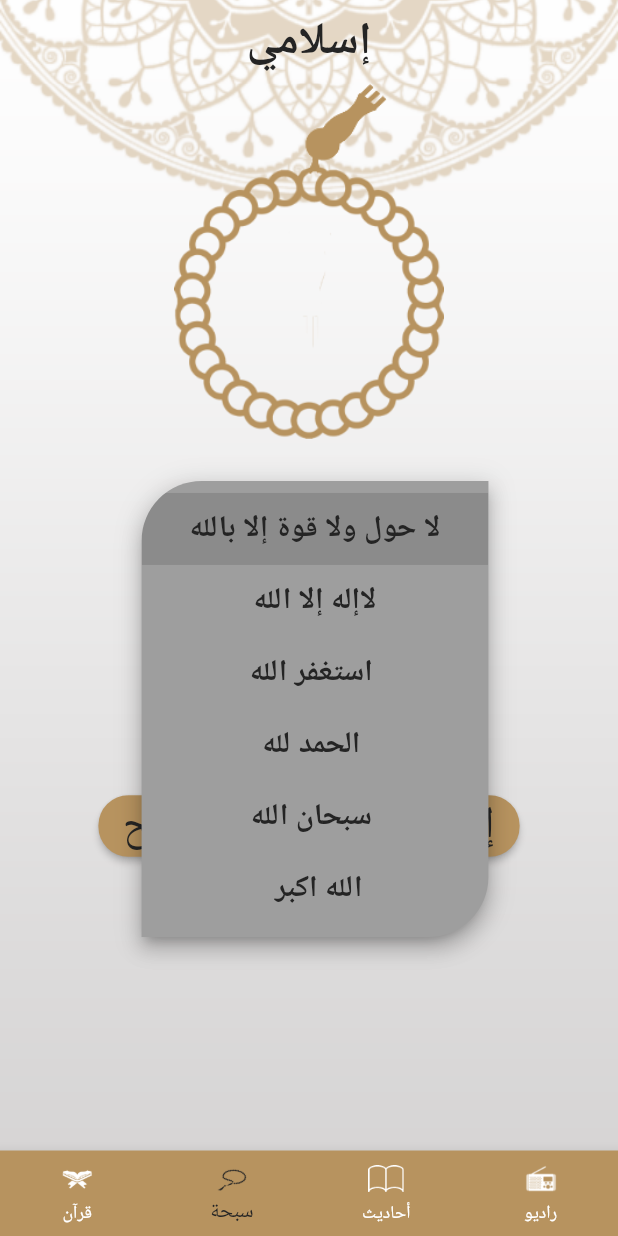
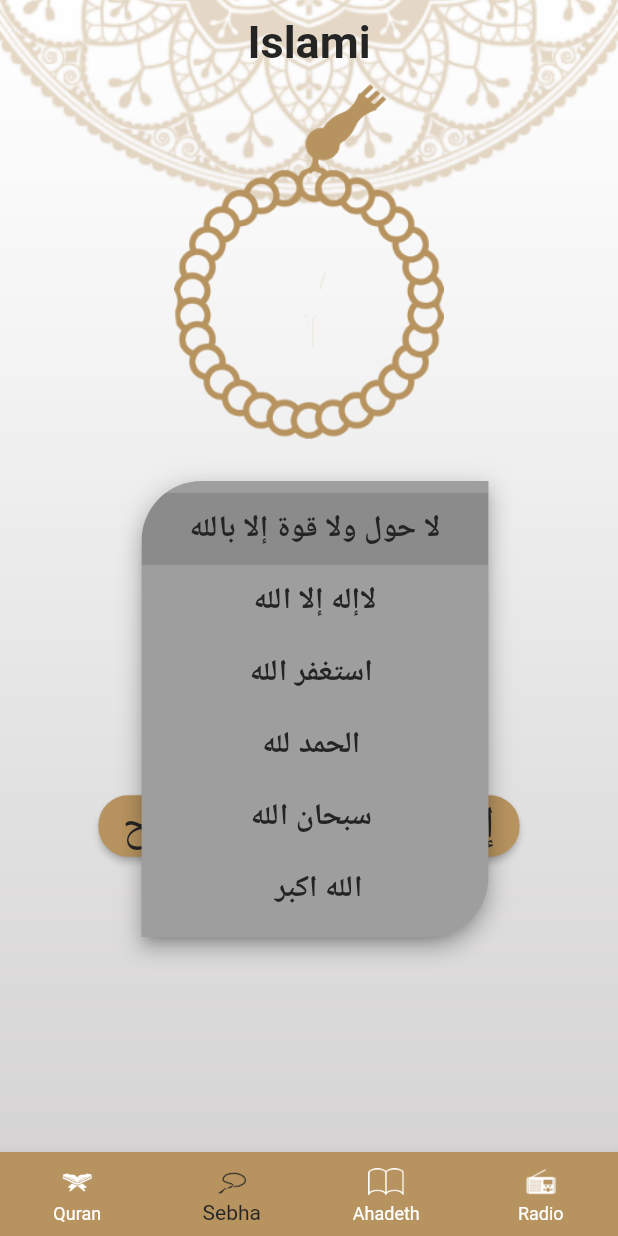
Before and after one commit to mohamedradwan96/IslamiApp, a Flutter app: the screen it shows after launch, item 2 of the bottom bar chosen, after a tap on "الاذكار", on a phone screen of 412 x 824 dp. Run offline on Flutter 3.47's test engine with Material 2 defaults, Android fonts, the phone set to English and light mode, and no system bars; generated files the repository leaves out were written again.

Commit message:
add localization (arabic/english)

```diff
--- /dev/null
+++ b/l10n.yaml
@@ -0,0 +1,3 @@
+arb-dir: lib/l10n
+template-arb-file: app_en.arb
+output-localization-file: app_localizations.dart
--- a/lib/home/homeScreen.dart
+++ b/lib/home/homeScreen.dart
@@ -3,7 +3,7 @@ import 'package:islami/home/tabs/ahadeth.dart';
 import 'package:islami/home/tabs/quran.dart';
 import 'package:islami/home/tabs/radio.dart';
 import 'package:islami/home/tabs/sebha.dart';
-
+import 'package:flutter_gen/gen_l10n/app_localizations.dart';
 import '../mytheme.dart';
 
 class HomeScreen extends StatefulWidget {
@@ -27,7 +27,8 @@ class _HomeScreenState extends State<HomeScreen> {
         ),
         Scaffold(
           appBar: AppBar(
-            title: Text("إسلامي", style: Theme.of(context).textTheme.headline1),
+            title: Text(AppLocalizations.of(context)!.appTitle,
+                style: Theme.of(context).textTheme.headline1),
             centerTitle: true,
           ),
           bottomNavigationBar: BottomNavigationBar(
@@ -37,22 +38,22 @@ class _HomeScreenState extends State<HomeScreen> {
               setState(() {});
             },
             currentIndex: currentIndex,
-            items: const [
+            items:[
               BottomNavigationBarItem(
                 icon: ImageIcon(AssetImage('assets/images/quran.png')),
-                label: "قرآن",
+                label: AppLocalizations.of(context)!.quran,
               ),
               BottomNavigationBarItem(
                 icon: ImageIcon(AssetImage('assets/images/sebha.png')),
-                label: "سبحة",
+                label:AppLocalizations.of(context)!.sebha,
               ),
               BottomNavigationBarItem(
                 icon: ImageIcon(AssetImage('assets/images/ahadeth.png')),
-                label: "أحاديث",
+                label:AppLocalizations.of(context)!.ahadeth,
               ),
               BottomNavigationBarItem(
                   icon: ImageIcon(AssetImage('assets/images/radio.png')),
-                  label: "راديو",
+                  label: AppLocalizations.of(context)!.radio,
                   ),
 
 
--- a/lib/home/tabs/ahadeth.dart
+++ b/lib/home/tabs/ahadeth.dart
@@ -1,6 +1,7 @@
 import 'package:flutter/material.dart';
 import 'package:flutter/services.dart';
 import 'package:islami/mytheme.dart';
+import 'package:flutter_gen/gen_l10n/app_localizations.dart';
 
 import '../../hadeth_details.dart';
 
@@ -25,7 +26,7 @@ class _AhadethScreenState extends State<AhadethScreen> {
           thickness: 3,
         ),
         Text(
-          "الأحاديث",
+          AppLocalizations.of(context)!.ahadeth,
           style: Theme.of(context).textTheme.subtitle1,
           textAlign: TextAlign.center,
         ),
--- a/lib/home/tabs/quran.dart
+++ b/lib/home/tabs/quran.dart
@@ -1,5 +1,7 @@
 import 'package:flutter/material.dart';
 import 'package:islami/home/sura_name_item.dart';
+import 'package:flutter_gen/gen_l10n/app_localizations.dart';
+
 
 import '../../mytheme.dart';
 
@@ -131,7 +133,7 @@ class QuranScreen extends StatelessWidget {
           thickness: 3,
         ),
         Text(
-          "اسم السورة",
+          AppLocalizations.of(context)!.sora_names,
           style: Theme.of(context).textTheme.subtitle1,
         ),
         const Divider(
--- a/lib/home/tabs/sebha.dart
+++ b/lib/home/tabs/sebha.dart
@@ -45,7 +45,8 @@ class _SebhaScreenState extends State<SebhaScreen> {
                   ),
                   height: 40,
                   child: DropdownButton(
-                    underline: const Divider(thickness: 0),
+                    underline: const Divider(thickness:0,color: Colors.transparent,
+                    ),
                     onTap: () {
                       setState(() {
                         counter = 0;
--- /dev/null
+++ b/lib/l10n/app_ar.arb
@@ -0,0 +1,8 @@
+{
+    "appTitle": "إسلامي",
+    "ahadeth": "أحاديث",
+    "quran": "قرآن",
+    "sebha": "سبحة",
+    "radio": "راديو",
+    "sora_names": "اسماء السور "
+}
--- /dev/null
+++ b/lib/l10n/app_en.arb
@@ -0,0 +1,10 @@
+{
+    "appTitle": "Islami",
+    "ahadeth": "Ahadeth",
+    "quran": "Quran",
+    "sebha": "Sebha",
+    "radio": "Radio",
+    "sora_names": "Sora Names"
+
+
+}
--- a/lib/main.dart
+++ b/lib/main.dart
@@ -1,12 +1,23 @@
 import 'package:flutter/material.dart';
 import 'package:islami/mytheme.dart';
 import 'package:islami/sura_details.dart';
-
 import 'hadeth_details.dart';
 import 'home/homeScreen.dart';
+import 'package:flutter_localizations/flutter_localizations.dart';
+import 'package:flutter_gen/gen_l10n/app_localizations.dart';
 
 void main() {
   runApp(MaterialApp(
+    localizationsDelegates: [
+      AppLocalizations.delegate,
+      GlobalMaterialLocalizations.delegate,
+      GlobalWidgetsLocalizations.delegate,
+      GlobalCupertinoLocalizations.delegate,
+    ],
+    supportedLocales: [
+      Locale('en'),
+      Locale('ar'),
+    ],
     debugShowCheckedModeBanner: false,
     title: "Islam_App",
     initialRoute: HomeScreen.routeName,
--- a/pubspec.yaml
+++ b/pubspec.yaml
@@ -31,7 +31,9 @@ environment:
 dependencies:
   flutter:
     sdk: flutter
-
+  flutter_localizations: # Add this line
+    sdk: flutter         # Add this line
+  intl: ^0.17.0 # Add this line
 
   # The following adds the Cupertino Icons font to your application.
   # Use with the CupertinoIcons class for iOS style icons.
@@ -53,6 +55,7 @@ dev_dependencies:
 
 # The following section is specific to Flutter packages.
 flutter:
+  generate: true # Add this line
 
   # The following line ensures that the Material Icons font is
   # included with your application, so that you can use the icons in
```
Also changed, not shown: pubspec.lock.
